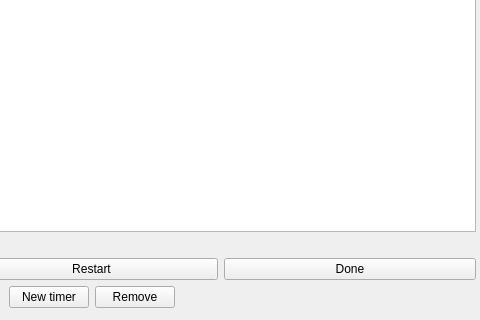
Old version of the form src/kitchenalertmainwindow.ui in the repository helihyv/KitchenAlert; both pictures show x 305 to 785 and y 93 to 413 of the 785 by 413 pixel window.
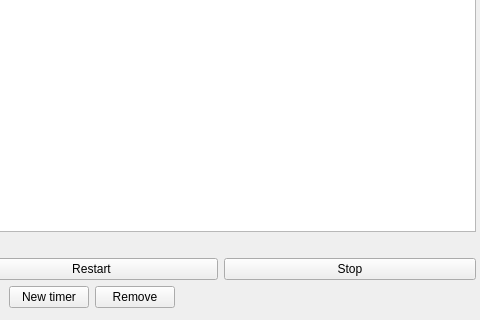
New version of the form.

What changed in the file:
```diff
--- a/src/kitchenalertmainwindow.ui
+++ b/src/kitchenalertmainwindow.ui
@@ -31,8 +31,8 @@
       <rect>
        <x>0</x>
        <y>0</y>
-       <width>1447</width>
-       <height>587</height>
+       <width>1445</width>
+       <height>585</height>
       </rect>
      </property>
      <widget class="QWidget" name="verticalLayoutWidget">
@@ -74,7 +74,7 @@
          <item>
           <widget class="QPushButton" name="DoneButton">
            <property name="text">
-            <string>Done</string>
+            <string>Stop</string>
            </property>
           </widget>
          </item>
```
